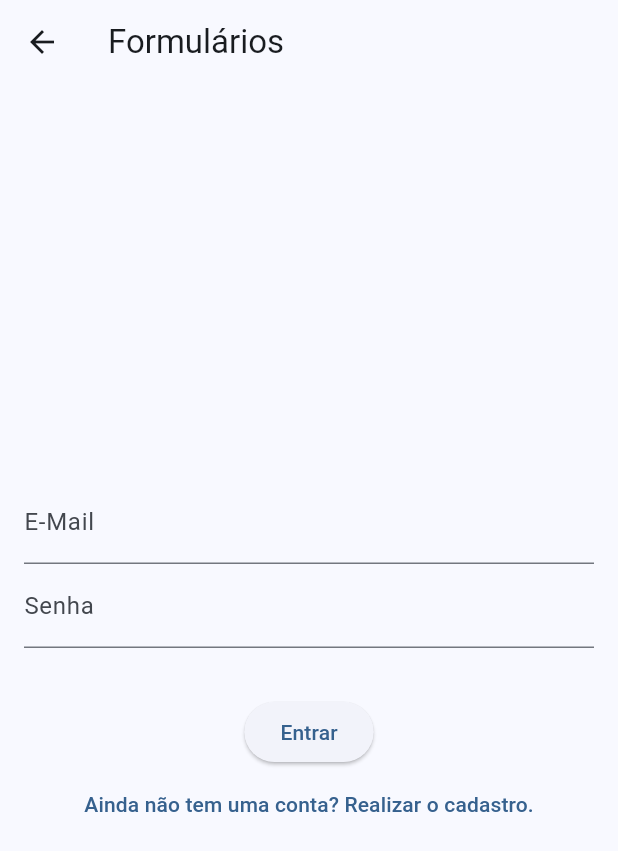
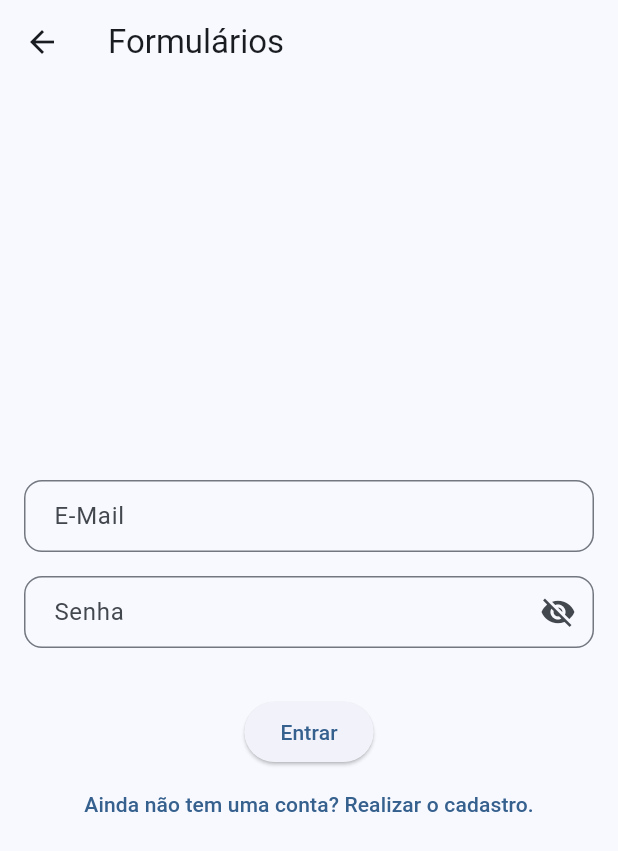
Before and after one commit to kaua-stack/app_clima_FLUTTER, a Flutter app: the Formulario screen opened directly, on a phone screen of 412 x 824 dp. Shown: the top 851 px of the screen. Run offline on Flutter 3.47's test engine with Material 3 defaults, Android fonts, the phone set to English and light mode, and no system bars.

Commit message:
formulario com ocultar senha (sem validaçao por enquanto !)

```diff
--- /dev/null
+++ b/lib/screen/for_decoration.dart
@@ -0,0 +1,13 @@
+import 'package:flutter/material.dart';
+
+InputDecoration getInputDecoration(String label) {
+  return InputDecoration(
+    hintText: label,
+    fillColor: const Color.fromARGB(255, 206, 191, 191),
+    filled: true,
+    border: OutlineInputBorder(
+      borderRadius: BorderRadius.circular(8),
+    ),
+    contentPadding: const EdgeInsets.symmetric(horizontal: 16, vertical: 8),
+  );
+}
--- a/lib/screen/formulario.dart
+++ b/lib/screen/formulario.dart
@@ -1,7 +1,7 @@
 import 'package:flutter/material.dart';
 
 class Formulario extends StatefulWidget {
-  const new({super.key});
+  const Formulario({super.key});
 
   @override
   State<Formulario> createState() => _FormularioState();
@@ -9,11 +9,28 @@ class Formulario extends StatefulWidget {
 
 class _FormularioState extends State<Formulario> {
   bool entrar = true;
+  bool ocultarSenha = true;
+  bool ocultarConfirmarSenha = true;
+
+  InputDecoration getInputDecoration(String label) {
+    return InputDecoration(
+      labelText: label,
+      border: OutlineInputBorder(
+        borderRadius: BorderRadius.circular(12),
+      ),
+      contentPadding: const EdgeInsets.symmetric(
+        horizontal: 16,
+        vertical: 12,
+      ),
+    );
+  }
 
   @override
   Widget build(BuildContext context) {
     return Scaffold(
-      appBar: AppBar(title: Text('Formulários')),
+      appBar: AppBar(
+        title: const Text('Formulários'),
+      ),
       body: Form(
         child: Center(
           child: Padding(
@@ -24,31 +41,78 @@ class _FormularioState extends State<Formulario> {
                   Visibility(
                     visible: !entrar,
                     child: TextFormField(
-                      decoration: InputDecoration(label: Text("nome")),
+                      decoration: getInputDecoration('Nome'),
                     ),
                   ),
 
+                  if (!entrar) const SizedBox(height: 16),
+
                   TextFormField(
-                    decoration: InputDecoration(label: Text('E-Mail')),
+                    decoration: getInputDecoration('E-Mail'),
                   ),
+
+                  const SizedBox(height: 16),
+
+                  // CAMPO SENHA
                   TextFormField(
-                    decoration: InputDecoration(label: Text('Senha')),
-                    obscureText: true,
+                    decoration: getInputDecoration('Senha').copyWith(
+                      suffixIcon: IconButton(
+                        icon: Icon(
+                          ocultarSenha
+                              ? Icons.visibility_off
+                              : Icons.visibility,
+                        ),
+                        onPressed: () {
+                          setState(() {
+                            ocultarSenha = !ocultarSenha;
+                          });
+                        },
+                      ),
+                    ),
+                    obscureText: ocultarSenha,
                   ),
+
                   Visibility(
                     visible: !entrar,
-                    child: TextFormField(
-                      decoration: InputDecoration(
-                        label: Text('confirmar senha'),
-                      ),
-                      obscureText: true,
+                    child: Column(
+                      children: [
+                        const SizedBox(height: 16),
+
+                        // CAMPO CONFIRMAR SENHA
+                        TextFormField(
+                          decoration:
+                              getInputDecoration(
+                                'Confirmar Senha',
+                              ).copyWith(
+                                suffixIcon: IconButton(
+                                  icon: Icon(
+                                    ocultarConfirmarSenha
+                                        ? Icons.visibility_off
+                                        : Icons.visibility,
+                                  ),
+                                  onPressed: () {
+                                    setState(() {
+                                      ocultarConfirmarSenha =
+                                          !ocultarConfirmarSenha;
+                                    });
+                                  },
+                                ),
+                              ),
+                          obscureText: ocultarConfirmarSenha,
+                        ),
+                      ],
                     ),
                   ),
-                  SizedBox(height: 32),
+
+                  const SizedBox(height: 32),
+
                   ElevatedButton(
                     onPressed: () {},
-                    child: Text((entrar) ? 'Entrar' : 'Cadastrar'),
+                    child: Text(
+                      entrar ? 'Entrar' : 'Cadastrar',
+                    ),
                   ),
+
                   TextButton(
                     onPressed: () {
                       setState(() {
@@ -56,7 +120,7 @@ class _FormularioState extends State<Formulario> {
                       });
                     },
                     child: Text(
-                      (entrar)
+                      entrar
                           ? 'Ainda não tem uma conta? Realizar o cadastro.'
                           : 'Já possui uma conta? Entre.',
                     ),
```
